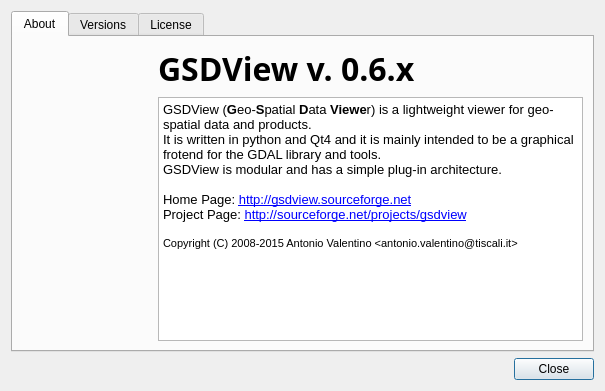
Above: gsdview/ui/aboutdialog.ui from avalentino/gsdview before the change. Below: the same form after it.
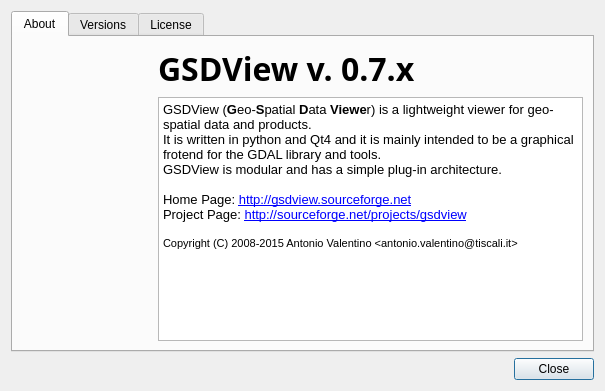
That is the form after the change. Icons and pictures are not drawn.

What changed in the file:
```diff
--- a/gsdview/ui/aboutdialog.ui
+++ b/gsdview/ui/aboutdialog.ui
@@ -115,7 +115,7 @@
             </font>
            </property>
            <property name="text">
-            <string>GSDView v. 0.6.x</string>
+            <string>GSDView v. 0.7.x</string>
            </property>
           </widget>
          </item>
```
